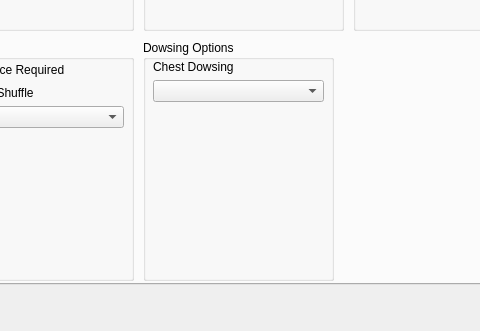
Before: the Qt Designer form gui/randogui.ui in ssrando/ssrando, drawn with Qt 5; both pictures show x 289 to 769 and y 266 to 597 of the 1051 by 738 pixel window.
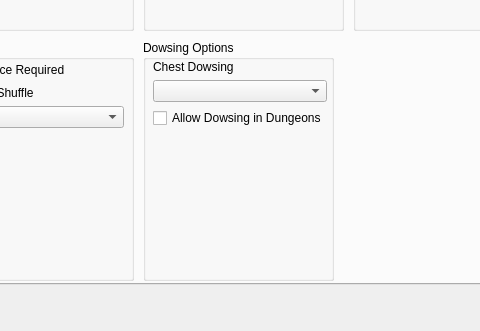
After: the same form once the commit is applied.

Commit message: add option to dowse in dungeons

What changed in the file:
```diff
--- a/gui/randogui.ui
+++ b/gui/randogui.ui
@@ -1459,7 +1459,7 @@
         <rect>
          <x>10</x>
          <y>20</y>
-         <width>171</width>
+         <width>174</width>
          <height>211</height>
         </rect>
        </property>
@@ -1488,6 +1488,13 @@
           </item>
          </layout>
         </item>
+        <item>
+         <widget class="QCheckBox" name="option_dungeon_dowsing">
+          <property name="text">
+           <string>Allow Dowsing in Dungeons</string>
+          </property>
+         </widget>
+        </item>
         <item>
          <spacer name="verticalSpacer_18">
           <property name="orientation">
```
The commit also changes 5 other files.
